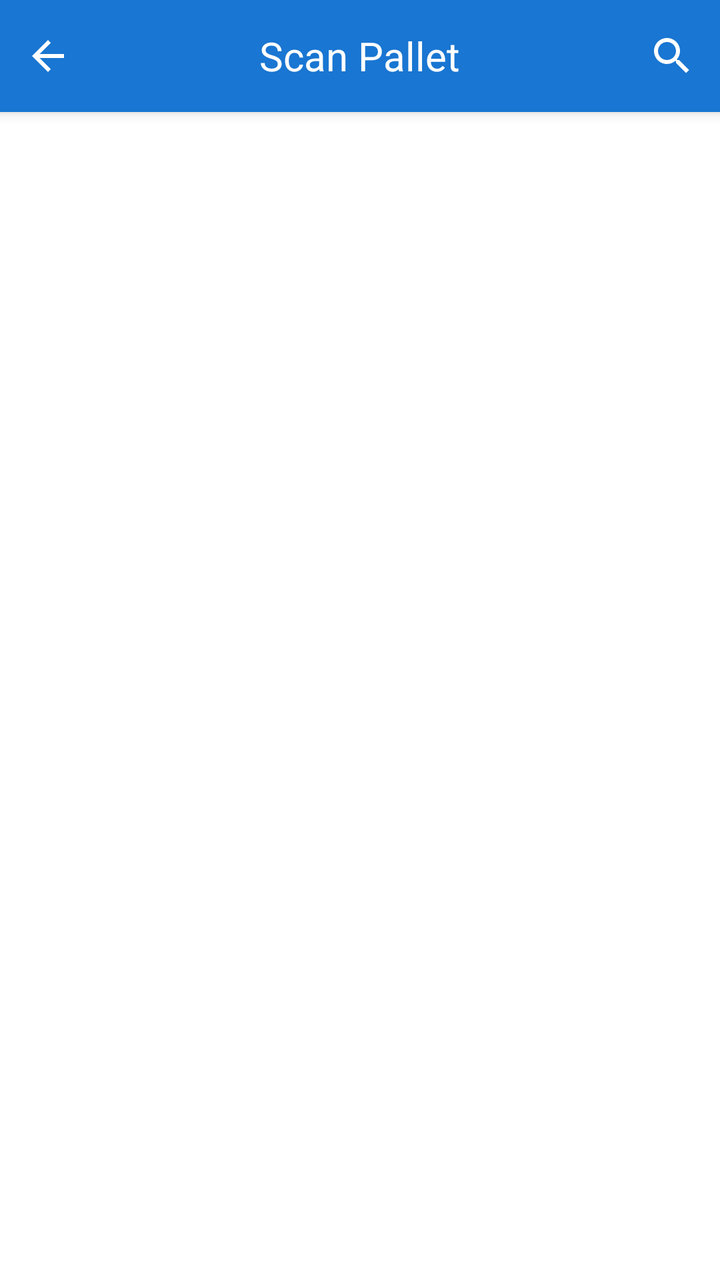
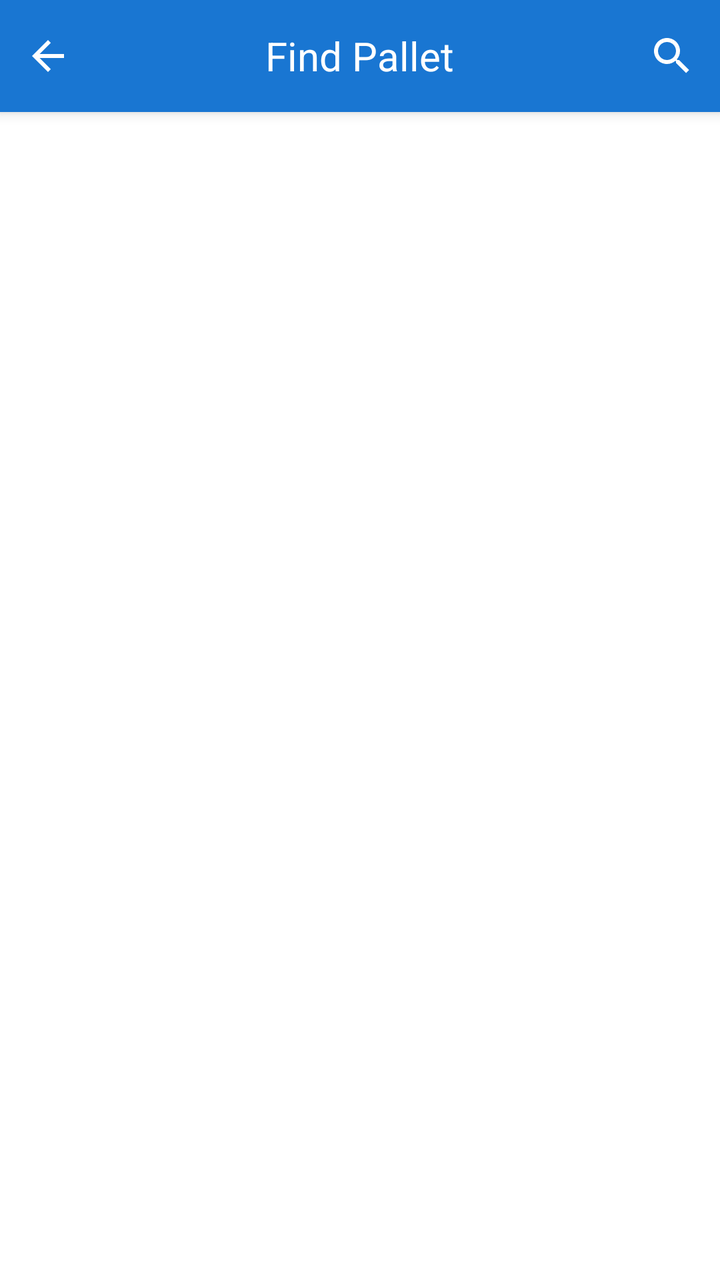

An Android layout rendered at two revisions. The XML below is the earlier revision; the diff shows what the commit changed to produce the second picture.
<!-- AndroidManifest.xml: application theme AppTheme -->
<!-- res/layout/fragment_find_pallet.xml -->
<?xml version="1.0" encoding="utf-8"?>
<androidx.constraintlayout.widget.ConstraintLayout xmlns:android="http://schemas.android.com/apk/res/android"
    xmlns:tools="http://schemas.android.com/tools"
    xmlns:app="http://schemas.android.com/apk/res-auto"
    android:layout_width="match_parent"
    android:layout_height="match_parent"
    tools:context=".fragment.FindPalletFragment">

    <RelativeLayout
        android:id="@+id/titleBar"
        android:layout_width="match_parent"
        android:layout_height="?attr/actionBarSize"
        android:background="?attr/colorPrimary"
        android:elevation="4dp"
        app:layout_constraintTop_toTopOf="parent">

        <ImageButton
            android:id="@+id/btnBack"
            android:layout_width="48dp"
            android:layout_height="48dp"
            android:layout_centerVertical="true"
            android:background="?attr/selectableItemBackgroundBorderless"
            android:src="@drawable/ic_arrow_back"/>

        <TextView
            android:id="@+id/toolbar_title"
            android:layout_width="wrap_content"
            android:layout_height="wrap_content"
            android:layout_centerInParent="true"
            android:text="Scan Pallet"
            android:textColor="@android:color/white"
            android:textSize="20sp"/>

        <androidx.appcompat.widget.SearchView
            android:id="@+id/searchView"
            android:layout_width="wrap_content"
            android:layout_height="wrap_content"
            android:layout_alignParentEnd="true"
            android:layout_centerVertical="true"
            app:iconifiedByDefault="true"
            app:queryHint="Search order..."
            android:theme="@style/SearchViewStyle"/>

    </RelativeLayout>

    <ListView
        android:id="@+id/listView"
        android:layout_width="match_parent"
        android:layout_height="0dp"
        android:divider="@android:color/darker_gray"
        android:dividerHeight="1dp"
        android:padding="8dp"
        app:layout_constraintTop_toBottomOf="@id/titleBar"
        app:layout_constraintBottom_toBottomOf="parent"/>

    <LinearLayout
        android:id="@+id/emptyView"
        android:layout_width="match_parent"
        android:layout_height="0dp"
        android:gravity="center"
        android:orientation="vertical"
        android:visibility="gone"
        app:layout_constraintTop_toBottomOf="@id/titleBar"
        app:layout_constraintBottom_toBottomOf="parent">

        <ImageView
            android:layout_width="64dp"
            android:layout_height="64dp"
            android:src="@drawable/ic_empty_box"
            android:alpha="0.5"/>

        <TextView
            android:layout_width="wrap_content"
            android:layout_height="wrap_content"
            android:layout_marginTop="16dp"
            android:text="No items found"
            android:textSize="16sp"/>
    </LinearLayout>

    <ProgressBar
        android:id="@+id/progressBar"
        android:layout_width="wrap_content"
        android:layout_height="wrap_content"
        android:visibility="gone"
        app:layout_constraintTop_toTopOf="parent"
        app:layout_constraintBottom_toBottomOf="parent"
        app:layout_constraintStart_toStartOf="parent"
        app:layout_constraintEnd_toEndOf="parent"/>

</androidx.constraintlayout.widget.ConstraintLayout>
<!-- resources referenced by this layout -->
<resources>
  <!-- drawable ic_arrow_back (drawable) -->
  <?xml version="1.0" encoding="utf-8"?>
  <vector xmlns:android="http://schemas.android.com/apk/res/android"
      android:width="24dp"
      android:height="24dp"
      android:viewportWidth="24"
      android:viewportHeight="24">
      <path
          android:fillColor="#FFFFFF"
          android:pathData="M20,11H7.83l5.59,-5.59L12,4l-8,8 8,8 1.41,-1.41L7.83,13H20v-2z"/>
  </vector>
  <!-- drawable ic_empty_box: png bitmap (drawable, 5607 bytes) -->
  <style name="SearchViewStyle" parent="Widget.AppCompat.SearchView">
          
          <item name="android:background">@android:color/transparent</item>
          
          <item name="android:textColor">@android:color/white</item>
          
          <item name="android:textColorHint">@android:color/white</item>
          
          <item name="android:tint">@android:color/white</item>
      </style>
  <style name="AppTheme" parent="Theme.MaterialComponents.Light.DarkActionBar">
          <item name="colorPrimary">@color/colorPrimary</item>
          <item name="colorPrimaryDark">@color/colorPrimaryDark</item>
          <item name="colorAccent">@color/colorAccent</item>
      </style>
  <color name="colorPrimary">#1976D2</color>
  <color name="colorPrimaryDark">#1565C0</color>
  <color name="colorAccent">#FFC107</color>
</resources>

<!-- the commit's change to res/layout/fragment_find_pallet.xml (unified diff, before → after) -->
@@ -27,7 +27,7 @@
             android:layout_width="wrap_content"
             android:layout_height="wrap_content"
             android:layout_centerInParent="true"
-            android:text="Scan Pallet"
+            android:text="Find Pallet"
             android:textColor="@android:color/white"
             android:textSize="20sp"/>
 
@@ -43,6 +43,19 @@
 
     </RelativeLayout>
 
+    
+    <com.google.android.material.tabs.TabLayout
+        android:id="@+id/statusTabLayout"
+        android:layout_width="match_parent"
+        android:layout_height="wrap_content"
+        android:background="@android:color/white"
+        app:tabMode="scrollable"
+        app:tabGravity="fill"
+        app:tabTextColor="@android:color/darker_gray"
+        app:tabSelectedTextColor="?attr/colorPrimary"
+        app:tabIndicatorColor="?attr/colorPrimary"
+        app:layout_constraintTop_toBottomOf="@id/titleBar"/>
+
     <ListView
         android:id="@+id/listView"
         android:layout_width="match_parent"
@@ -50,7 +63,7 @@
         android:divider="@android:color/darker_gray"
         android:dividerHeight="1dp"
         android:padding="8dp"
-        app:layout_constraintTop_toBottomOf="@id/titleBar"
+        app:layout_constraintTop_toBottomOf="@id/statusTabLayout"
         app:layout_constraintBottom_toBottomOf="parent"/>
 
     <LinearLayout
@@ -60,7 +73,7 @@
         android:gravity="center"
         android:orientation="vertical"
         android:visibility="gone"
-        app:layout_constraintTop_toBottomOf="@id/titleBar"
+        app:layout_constraintTop_toBottomOf="@id/statusTabLayout"
         app:layout_constraintBottom_toBottomOf="parent">
 
         <ImageView
